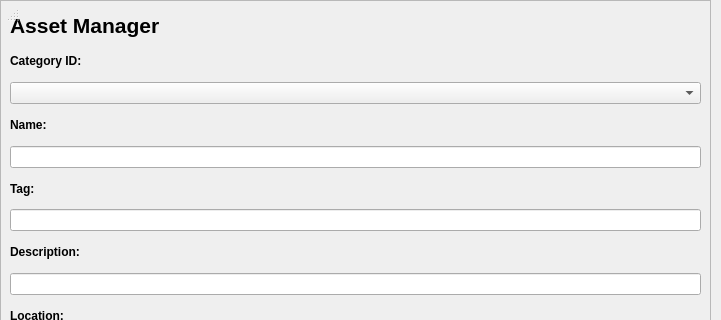
Above: addassetwindow.ui from CalebRichmond04/CS245-Final before the change; both pictures show x 0 to 721 and y 0 to 320 of the 721 by 473 pixel window. Below: the same form after it.
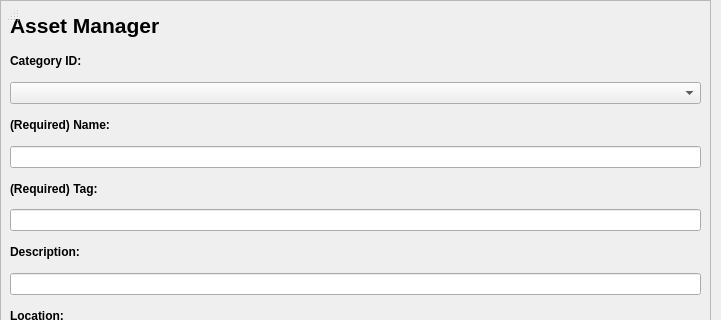
That is the form after the change.

Commit message: Fixed the addasset screen STILL NEED TO UPLOAD THE ASSET TO DB

Patch:
```diff
--- a/addassetwindow.ui
+++ b/addassetwindow.ui
@@ -74,7 +74,7 @@
            </font>
           </property>
           <property name="text">
-           <string>Name:</string>
+           <string>(Required) Name:</string>
           </property>
          </widget>
         </item>
@@ -89,7 +89,7 @@
            </font>
           </property>
           <property name="text">
-           <string>Tag:</string>
+           <string>(Required) Tag:</string>
           </property>
          </widget>
         </item>
```
The commit also changes 4 other files.
